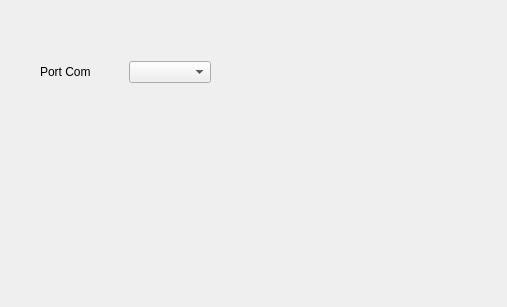
The window that sml.ui (FabL91/SML01-contr-le) describes before a commit, drawn with Qt 5.
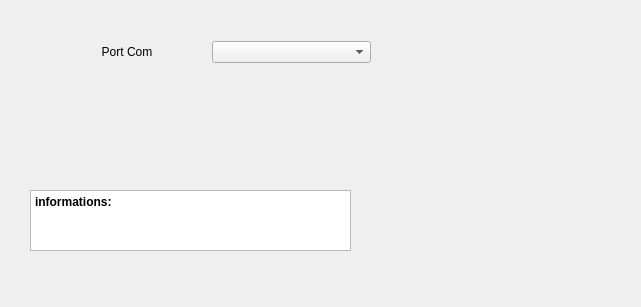
The same window after the commit.

```diff
--- a/sml.ui
+++ b/sml.ui
@@ -6,32 +6,89 @@
    <rect>
     <x>0</x>
     <y>0</y>
-    <width>507</width>
+    <width>641</width>
     <height>307</height>
    </rect>
   </property>
   <property name="windowTitle">
    <string>Form</string>
   </property>
-  <widget class="QWidget" name="layoutWidget">
+  <widget class="QTextEdit" name="information">
+   <property name="geometry">
+    <rect>
+     <x>30</x>
+     <y>190</y>
+     <width>321</width>
+     <height>61</height>
+    </rect>
+   </property>
+   <property name="html">
+    <string>&lt;!DOCTYPE HTML PUBLIC &quot;-//W3C//DTD HTML 4.0//EN&quot; &quot;http://www.w3.org/TR/REC-html40/strict.dtd&quot;&gt;
+&lt;html&gt;&lt;head&gt;&lt;meta name=&quot;qrichtext&quot; content=&quot;1&quot; /&gt;&lt;meta charset=&quot;utf-8&quot; /&gt;&lt;style type=&quot;text/css&quot;&gt;
+p, li { white-space: pre-wrap; }
+hr { height: 1px; border-width: 0; }
+li.unchecked::marker { content: &quot;\2610&quot;; }
+li.checked::marker { content: &quot;\2612&quot;; }
+&lt;/style&gt;&lt;/head&gt;&lt;body style=&quot; font-family:'Segoe UI'; font-size:9pt; font-weight:400; font-style:normal;&quot;&gt;
+&lt;p style=&quot; margin-top:0px; margin-bottom:0px; margin-left:0px; margin-right:0px; -qt-block-indent:0; text-indent:0px;&quot;&gt;&lt;span style=&quot; font-weight:700;&quot;&gt;informations:&lt;/span&gt;&lt;/p&gt;&lt;/body&gt;&lt;/html&gt;</string>
+   </property>
+  </widget>
+  <widget class="QWidget" name="">
    <property name="geometry">
     <rect>
      <x>40</x>
-     <y>60</y>
-     <width>171</width>
+     <y>40</y>
+     <width>331</width>
      <height>24</height>
     </rect>
    </property>
    <layout class="QHBoxLayout" name="horizontalLayout">
+    <property name="spacing">
+     <number>5</number>
+    </property>
+    <property name="leftMargin">
+     <number>7</number>
+    </property>
+    <property name="rightMargin">
+     <number>0</number>
+    </property>
     <item>
      <widget class="QLabel" name="label">
+      <property name="minimumSize">
+       <size>
+        <width>0</width>
+        <height>0</height>
+       </size>
+      </property>
+      <property name="maximumSize">
+       <size>
+        <width>16777215</width>
+        <height>16777215</height>
+       </size>
+      </property>
+      <property name="sizeIncrement">
+       <size>
+        <width>0</width>
+        <height>0</height>
+       </size>
+      </property>
       <property name="text">
        <string>Port Com</string>
       </property>
+      <property name="alignment">
+       <set>Qt::AlignmentFlag::AlignCenter</set>
+      </property>
      </widget>
     </item>
     <item>
-     <widget class="QComboBox" name="comboBox_PortDetect"/>
+     <widget class="QComboBox" name="comboBox_PortDetect">
+      <property name="minimumSize">
+       <size>
+        <width>0</width>
+        <height>0</height>
+       </size>
+      </property>
+     </widget>
     </item>
    </layout>
   </widget>
```
